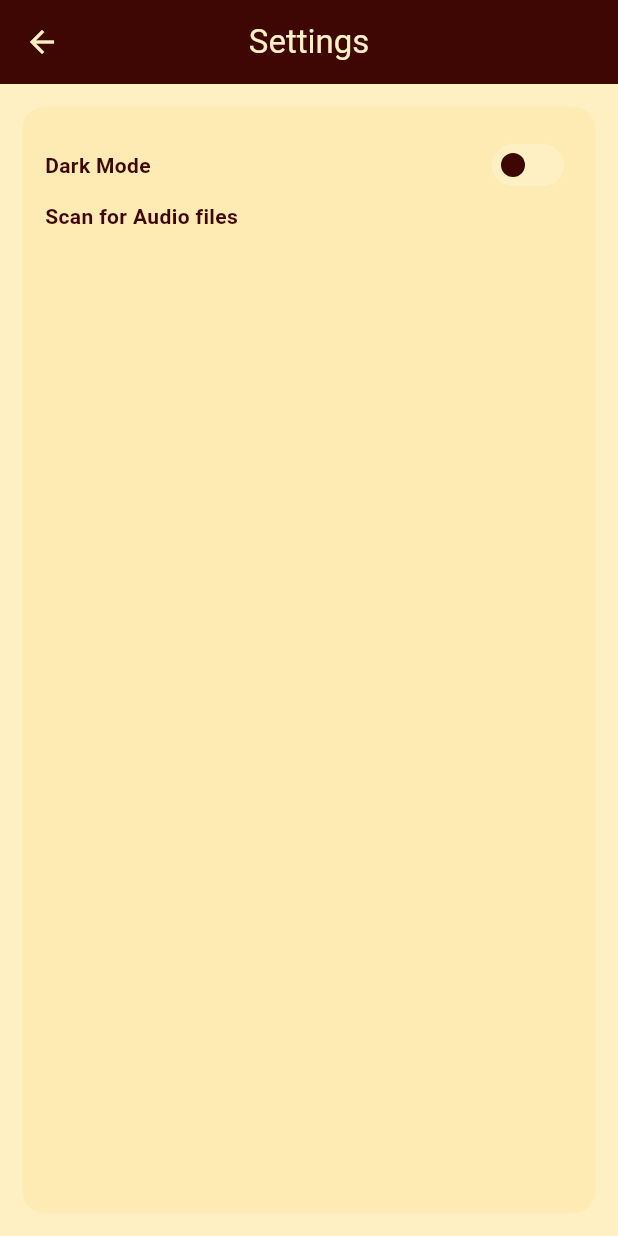
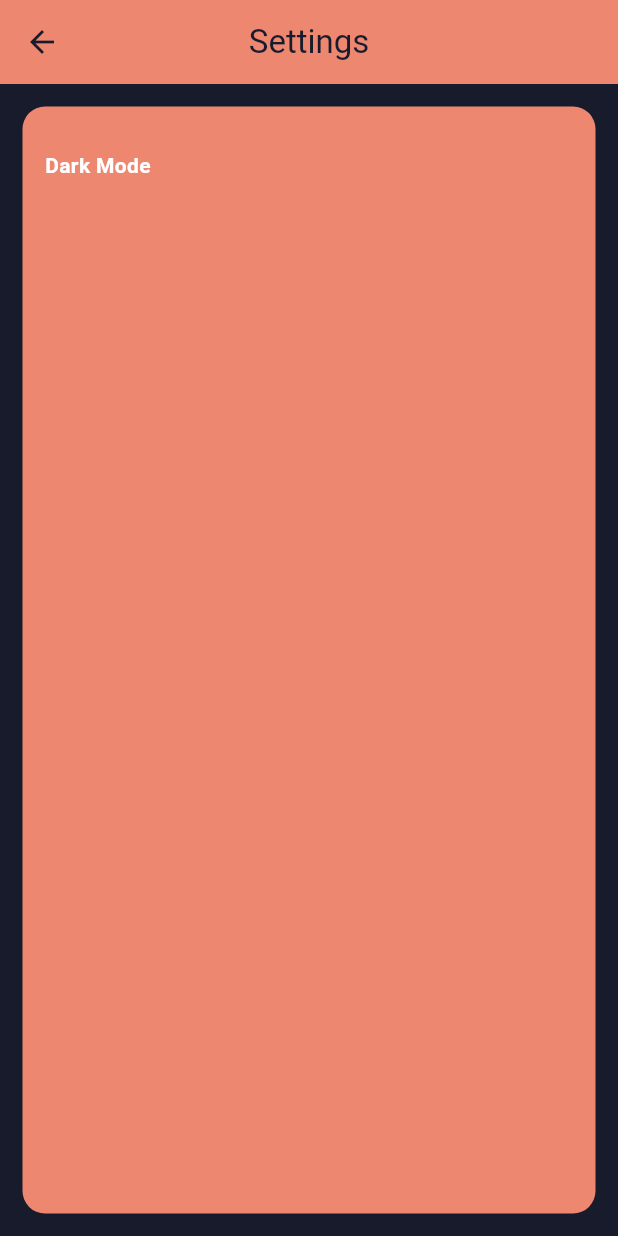
Before and after one commit to swayam0815/music_player, a Flutter app: the screen it shows after launch, in the side drawer, after a tap on "S E T T I N G S", on a phone screen of 412 x 824 dp. Run offline on Flutter 3.47's test engine with Material 3 defaults, Android fonts, the light colour scheme and no system bars; our stand-ins replace on_audio_query.

Commit message:
tweaking design

```diff
--- a/lib/components/my_drawer.dart
+++ b/lib/components/my_drawer.dart
@@ -16,7 +16,7 @@ class MyDrawer extends StatelessWidget {
               child: Icon(
                 Icons.music_note_sharp,
                 size: 50,
-                color: Theme.of(context).colorScheme.inversePrimary,
+                color: Theme.of(context).colorScheme.primary,
               ),
             ),
           ),
@@ -26,12 +26,12 @@ class MyDrawer extends StatelessWidget {
               title: Text(
                 "H O M E",
                 style: TextStyle(
-                  color: Theme.of(context).colorScheme.inversePrimary,
+                  color: Theme.of(context).colorScheme.primary,
                 ),
               ),
               leading: Icon(
                 Icons.home_filled,
-                color: Theme.of(context).colorScheme.inversePrimary,
+                color: Theme.of(context).colorScheme.primary,
               ),
               onTap: () => Navigator.pop(context),
             ),
@@ -43,12 +43,12 @@ class MyDrawer extends StatelessWidget {
               title: Text(
                 "S E T T I N G S",
                 style: TextStyle(
-                  color: Theme.of(context).colorScheme.inversePrimary,
+                  color: Theme.of(context).colorScheme.primary,
                 ),
               ),
               leading: Icon(
                 Icons.settings,
-                color: Theme.of(context).colorScheme.inversePrimary,
+                color: Theme.of(context).colorScheme.primary,
               ),
               onTap: () {
                 Navigator.pop(context);
--- a/lib/main.dart
+++ b/lib/main.dart
@@ -1,15 +1,16 @@
 import 'package:flutter/material.dart';
-import 'package:music_player/models/playlist_provder.dart';
+import 'package:music_player/models/playlist_provider.dart';
 import 'package:music_player/pages/home_page.dart';
-import 'package:music_player/theme/dark_mode.dart';
-import 'package:music_player/theme/light_mode.dart';
 import 'package:music_player/theme/theme_provider.dart';
 import 'package:provider/provider.dart';
 
 void main() {
   runApp(
-    ChangeNotifierProvider(
-      create: (context) => ThemeProvider(),
+    MultiProvider(
+      providers: [
+        ChangeNotifierProvider(create: (context) => ThemeProvider()),
+        ChangeNotifierProvider(create: (context) => PlaylistProvider()),
+      ],
       child: const MainApp(),
     ),
   );
--- a/lib/pages/home_page.dart
+++ b/lib/pages/home_page.dart
@@ -1,6 +1,6 @@
 import 'package:flutter/material.dart';
 import 'package:music_player/components/my_drawer.dart';
-import 'package:music_player/models/playlist_provder.dart';
+import 'package:music_player/models/songlist.dart';
 
 class HomePage extends StatefulWidget {
   const HomePage({super.key});
@@ -15,15 +15,15 @@ class _HomePageState extends State<HomePage> {
     return Scaffold(
       backgroundColor: Theme.of(context).colorScheme.surface,
       appBar: AppBar(
-        backgroundColor: Theme.of(context).colorScheme.primary,
+        backgroundColor: Theme.of(context).colorScheme.surface,
 
         title: Text(
           "Music Player",
-          style: TextStyle(color: Theme.of(context).colorScheme.surface),
+          style: TextStyle(color: Theme.of(context).colorScheme.primary),
         ),
         centerTitle: true,
         iconTheme: IconThemeData(
-          color: Theme.of(context).colorScheme.surface,
+          color: Theme.of(context).colorScheme.primary,
         ),
       ),
       drawer: MyDrawer(),
--- a/lib/pages/settings_page.dart
+++ b/lib/pages/settings_page.dart
@@ -1,4 +1,3 @@
-import 'package:flutter/cupertino.dart';
 import 'package:flutter/material.dart';
 import 'package:music_player/theme/theme_provider.dart';
 import 'package:provider/provider.dart';
@@ -57,19 +56,6 @@ class SettingsPage extends StatelessWidget {
                 ),
               ],
             ),
-            Row(
-              mainAxisAlignment: MainAxisAlignment.spaceBetween,
-              children: [
-                Text(
-                  "Scan for Audio files",
-                  style: TextStyle(
-                    color: Theme.of(context).colorScheme.inversePrimary,
-                    fontWeight: FontWeight.bold,
-                  ),
-                ),
-
-              ],
-            ),
           ],
         ),
       ),
--- a/lib/theme/dark_mode.dart
+++ b/lib/theme/dark_mode.dart
@@ -1,10 +1,11 @@
 import 'package:flutter/material.dart';
+import 'package:music_player/colors/color_extension.dart';
 
 ThemeData darkMode = ThemeData(
   colorScheme: ColorScheme.dark(
-    surface: Color(0xFF3E0703),
-    primary: Color(0xFFFFF0C4),
-    secondary: Color(0xFF8C1007),
-    inversePrimary: Color(0xFFFFF0C4),
+    surface: bg,
+    primary: focusStart,
+    secondary: focusStart,
+    inversePrimary: Colors.white,
   ),
 );
--- a/lib/theme/light_mode.dart
+++ b/lib/theme/light_mode.dart
@@ -2,9 +2,9 @@ import 'package:flutter/material.dart';
 
 ThemeData lightMode = ThemeData(
   colorScheme: ColorScheme.light(
-    surface:  Color(0xFFFFF0C4),
-    primary: Color(0xFF3E0703),
-    secondary: Color.fromARGB(255, 254, 235, 179),
+    surface:  Colors.white,
+    primary: Color(0xff1c2034),
+    secondary: Color(0xffB3E5FC),
     inversePrimary: Color(0xFF3E0703),
   ),
 );
--- a/lib/theme/theme_provider.dart
+++ b/lib/theme/theme_provider.dart
@@ -3,7 +3,7 @@ import 'package:music_player/theme/dark_mode.dart';
 import 'package:music_player/theme/light_mode.dart';
 
 class ThemeProvider extends ChangeNotifier {
-  ThemeData _themeData = lightMode;
+  ThemeData _themeData = darkMode;
   ThemeData get themeData => _themeData;
 
   bool get isDarkMode => _themeData == darkMode;
```
Also changed, not shown: lib/colors/color_extension.dart (added, +25 -0 lines), lib/components/neu.dart (added, +10 -0 lines), lib/models/playlist_provider.dart (added, +13 -0 lines), lib/models/song.dart (+30 -4 lines), lib/models/songlist.dart (renamed from lib/models/playlist_provder.dart, +30 -34 lines), lib/pages/SongPage.dart (added, +10 -0 lines).
